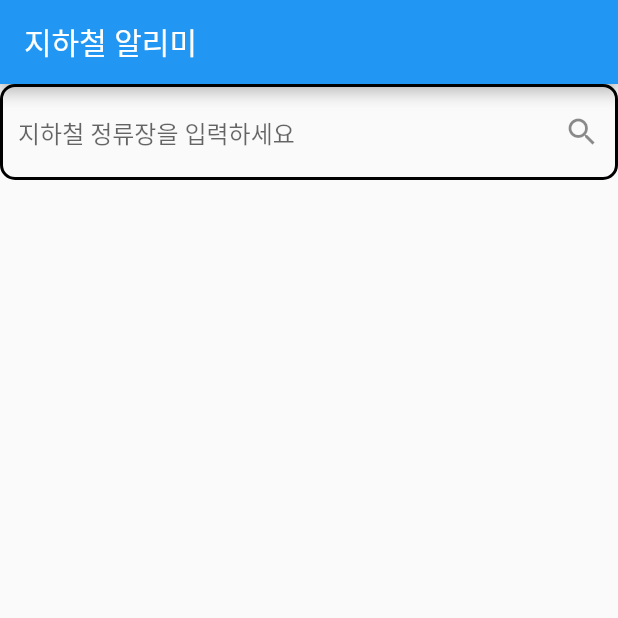
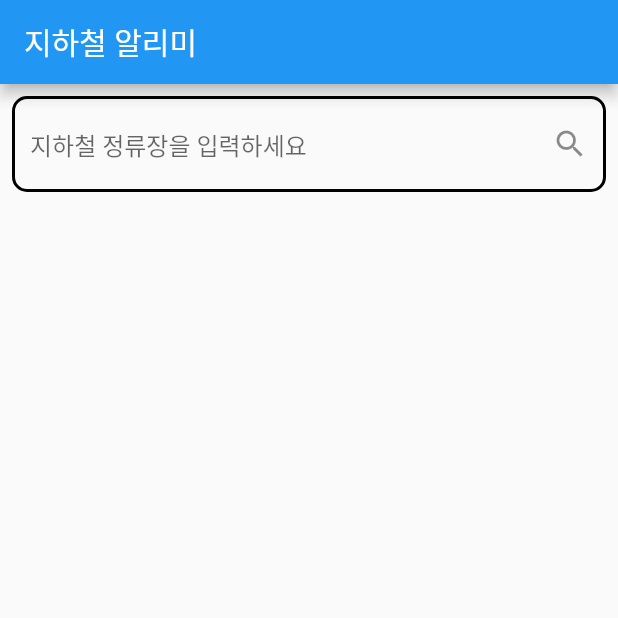
Before and after one commit to saengle/subway_check_app, a Flutter app: the screen it shows after launch, on a phone screen of 412 x 824 dp, the top half of it. Run offline on Flutter 3.47's test engine with Material 2 defaults, Android fonts, the phone set to English and light mode, and no system bars.

Commit message:
Refactor: Change Screen Ui

```diff
--- a/lib/subway/subway_screen.dart
+++ b/lib/subway/subway_screen.dart
@@ -60,7 +60,9 @@ class _SubwayScreenState extends State<SubwayScreen> {
       body: Center(
         child: Column(
           children: [
-            TextField(
+            Padding(
+              padding: const EdgeInsets.all(8.0),
+              child: TextField(
                 controller: _controller,
                 onChanged: (value) {
                   if (value.isNotEmpty) _onSearchChanged(_controller.text);
@@ -79,17 +81,21 @@ class _SubwayScreenState extends State<SubwayScreen> {
                   hintText: '지하철 정류장을 입력하세요',
                 ),
               ),
+            ),
             Expanded(
+              child: Padding(
+                padding: const EdgeInsets.all(8.0),
                 child: ListView(
                   children: subwayViewModel.dataList.map((Subway dataList) {
                     return Column(
                       children: [
-                      Text(dataList.arvlMsg2),
-                      Text(dataList.trainLineNm),
+                        Text(dataList.arvlMsg2, style: TextStyle(fontSize: 17),),
+                        Text(dataList.trainLineNm, style: TextStyle(fontSize: 17),),
                         const Divider(),
                       ],
                     );
                   }).toList(),
+                ),
               ),
             )
           ],
```
Lines whose indentation alone changed are shown as unchanged.
